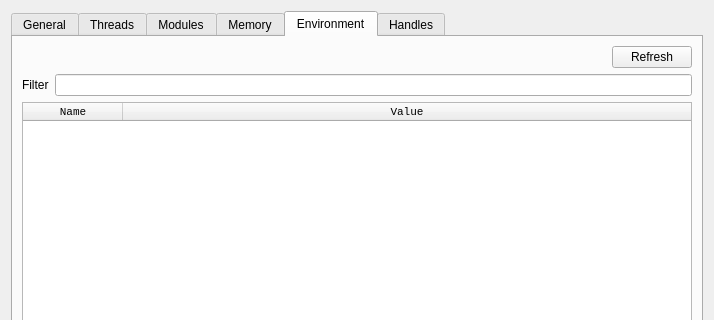
Above: plugins/ProcessProperties/DialogProcessProperties.ui from eteran/edb-debugger before the change; both pictures show x 0 to 714 and y 0 to 320 of the 714 by 599 pixel window. Below: the same form after it.
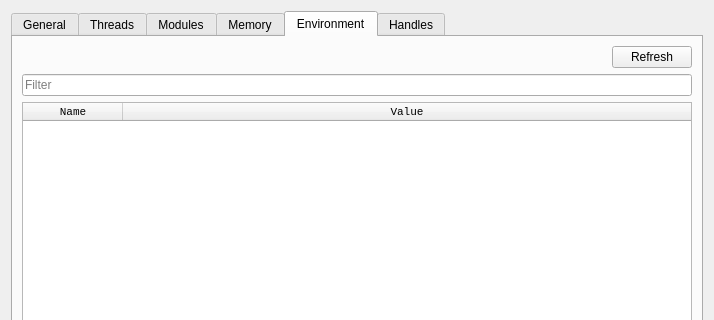
That is the form after the change. The open tabs and pages were chosen to show the change. Icons and pictures are not drawn.

Commit message: using placeholder text instead of labels, creates a cleaner UI look and has been available since Qt 4.7

Diff of the .ui file:
```diff
--- a/plugins/ProcessProperties/DialogProcessProperties.ui
+++ b/plugins/ProcessProperties/DialogProcessProperties.ui
@@ -420,18 +420,11 @@
         </layout>
        </item>
        <item>
-        <layout class="QHBoxLayout" name="horizontalLayout">
-         <item>
-          <widget class="QLabel" name="label_4">
-           <property name="text">
+        <widget class="QLineEdit" name="txtSearchEnvironment">
+         <property name="placeholderText">
             <string>Filter</string>
            </property>
           </widget>
-         </item>
-         <item>
-          <widget class="QLineEdit" name="txtSearchEnvironment"/>
-         </item>
-        </layout>
        </item>
        <item>
         <widget class="QTableWidget" name="tableEnvironment">
```
Lines whose indentation alone changed are shown as unchanged. The commit also changes 9 other files.
